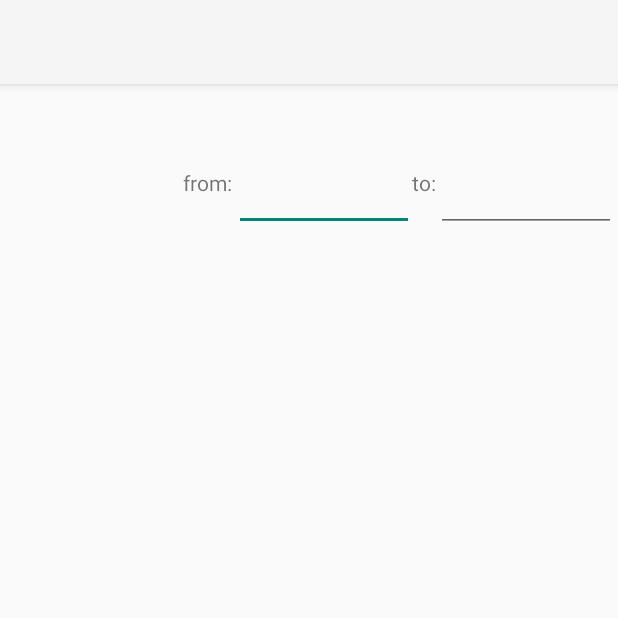
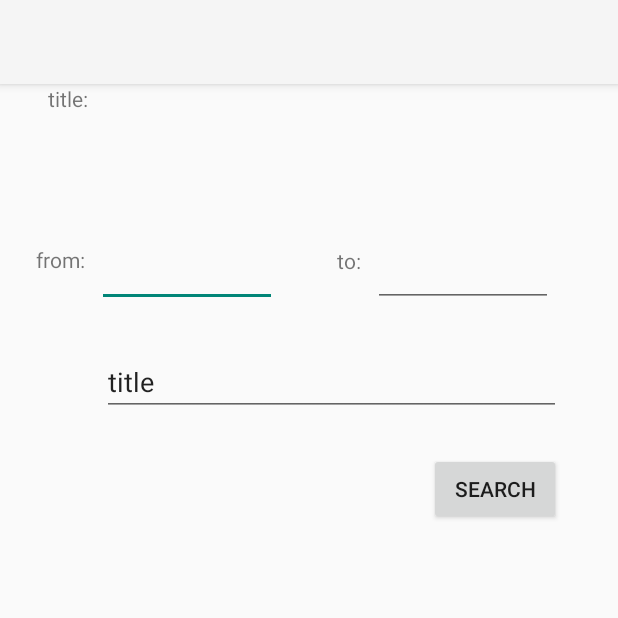
Before and after one commit to ssillanp/MovieFinder, an Android app: the screen it shows after launch (MainActivity), on a phone screen of 412 x 824 dp, the top half of it. Run offline under Robolectric (Android 15) with nearby library versions, the phone set to English and light mode, and no system bars; 4 statements that could not run were skipped.

Commit message:
Added 2nd laypout view

```diff
--- a/app/src/main/res/layout/activity_main.xml
+++ b/app/src/main/res/layout/activity_main.xml
@@ -9,58 +9,72 @@
     <Spinner
             android:layout_width="match_parent"
             android:layout_height="wrap_content" android:id="@+id/thspinner"
-            app:layout_constraintTop_toTopOf="parent"
-            app:layout_constraintBottom_toBottomOf="parent" android:layout_marginBottom="598dp"
-            app:layout_constraintStart_toStartOf="parent" app:layout_constraintEnd_toEndOf="parent"
-            app:layout_constraintHorizontal_bias="0.0" app:layout_constraintVertical_bias="0.0"
-            android:background="#A1F4FF"/>
+            android:background="#A1F4FF" android:layout_marginTop="16dp" app:layout_constraintEnd_toEndOf="parent"
+            app:layout_constraintTop_toTopOf="parent" app:layout_constraintStart_toStartOf="parent"
+            app:layout_constraintBottom_toBottomOf="parent" android:layout_marginBottom="715dp"/>
     <Spinner
-            android:layout_width="120dp"
+            android:layout_width="fill_parent"
             android:layout_height="wrap_content" android:id="@+id/datespinner"
-            app:layout_constraintTop_toTopOf="parent" android:layout_marginTop="16dp"
-            app:layout_constraintBottom_toBottomOf="parent" android:layout_marginBottom="503dp"
-            app:layout_constraintStart_toStartOf="parent" app:layout_constraintEnd_toEndOf="parent"
-            app:layout_constraintHorizontal_bias="0.0"
-            android:background="#A1F4FF" app:layout_constraintVertical_bias="0.19"/>
+            android:background="#A1F4FF"
+            app:layout_constraintStart_toStartOf="parent" android:layout_marginStart="4dp"
+            app:layout_constraintHorizontal_bias="0.5" app:layout_constraintEnd_toEndOf="parent"
+            app:layout_constraintTop_toTopOf="parent" android:layout_marginTop="64dp"
+            app:layout_constraintBottom_toBottomOf="parent" android:layout_marginBottom="667dp"/>
     <EditText
             android:layout_width="120dp"
             android:layout_height="40dp"
             android:inputType="time"
             android:ems="10"
-            android:id="@+id/fromTime" app:layout_constraintTop_toTopOf="parent"
-            app:layout_constraintEnd_toEndOf="parent" app:layout_constraintBottom_toBottomOf="@+id/showList"
-            app:layout_constraintVertical_bias="0.081"
-            app:layout_constraintStart_toEndOf="@+id/datespinner" app:layout_constraintHorizontal_bias="0.21"/>
+            android:id="@+id/fromTime"
+            app:layout_constraintStart_toEndOf="@+id/textViewFrom"
+            android:layout_marginStart="8dp" app:layout_constraintTop_toTopOf="parent"
+            app:layout_constraintBottom_toBottomOf="parent" app:layout_constraintVertical_bias="0.149"/>
     <EditText
             android:layout_width="120dp"
             android:layout_height="40dp"
             android:inputType="time"
             android:ems="10"
             android:id="@+id/toTime"
-            app:layout_constraintTop_toTopOf="parent"
+            app:layout_constraintStart_toEndOf="@+id/textViewTo"
+            android:layout_marginStart="8dp" app:layout_constraintTop_toTopOf="parent"
             app:layout_constraintBottom_toBottomOf="parent" app:layout_constraintEnd_toEndOf="parent"
-            app:layout_constraintVertical_bias="0.081" app:layout_constraintStart_toEndOf="@+id/fromTime"
-            app:layout_constraintHorizontal_bias="0.933"/>
-    <ListView
-            android:layout_width="410dp"
-            android:layout_height="600dp"
-            app:layout_constraintTop_toTopOf="parent"
-            android:layout_marginTop="100dp" app:layout_constraintBottom_toBottomOf="parent"
-            app:layout_constraintStart_toStartOf="parent" app:layout_constraintEnd_toEndOf="parent"
-            android:id="@+id/showList" android:scrollbars="vertical" app:layout_constraintHorizontal_bias="0.0"
-            app:layout_constraintVertical_bias="0.854"/>
+            app:layout_constraintHorizontal_bias="0.0" app:layout_constraintVertical_bias="0.149"/>
     <TextView
             android:text="to:"
             android:layout_width="wrap_content"
             android:layout_height="wrap_content" android:id="@+id/textViewTo"
-            app:layout_constraintTop_toTopOf="parent" app:layout_constraintEnd_toStartOf="@+id/toTime"
-            app:layout_constraintStart_toEndOf="@+id/fromTime" app:layout_constraintBottom_toBottomOf="parent"
-            app:layout_constraintHorizontal_bias="1.0" app:layout_constraintVertical_bias="0.075"/>
+            app:layout_constraintStart_toEndOf="@+id/fromTime"
+            android:layout_marginStart="40dp" app:layout_constraintTop_toTopOf="parent"
+            app:layout_constraintBottom_toBottomOf="parent" app:layout_constraintVertical_bias="0.144"/>
     <TextView
             android:text="from:"
             android:layout_width="wrap_content"
             android:layout_height="wrap_content" android:id="@+id/textViewFrom"
-            app:layout_constraintEnd_toStartOf="@+id/fromTime" app:layout_constraintStart_toStartOf="parent"
-            app:layout_constraintTop_toTopOf="parent" app:layout_constraintBottom_toBottomOf="parent"
-            app:layout_constraintHorizontal_bias="0.991" app:layout_constraintVertical_bias="0.075"/>
+            app:layout_constraintStart_toStartOf="parent"
+            android:layout_marginStart="24dp" app:layout_constraintTop_toTopOf="parent"
+            app:layout_constraintBottom_toBottomOf="parent" app:layout_constraintVertical_bias="0.143"/>
+    <EditText
+            android:layout_width="306dp"
+            android:layout_height="39dp"
+            android:inputType="textPersonName"
+            android:text="title"
+            android:ems="10"
+            android:id="@+id/editTextTextPersonName"
+            app:layout_constraintBottom_toBottomOf="parent" app:layout_constraintEnd_toEndOf="parent"
+            app:layout_constraintStart_toStartOf="parent" app:layout_constraintTop_toBottomOf="@+id/fromTime"
+            app:layout_constraintHorizontal_bias="0.64" app:layout_constraintVertical_bias="0.058"/>
+    <TextView
+            android:text="title:"
+            android:layout_width="wrap_content"
+            android:layout_height="wrap_content" android:id="@+id/textViewtitle" tools:layout_editor_absoluteY="166dp"
+            app:layout_constraintEnd_toStartOf="@+id/editTextTextPersonName"
+            app:layout_constraintStart_toStartOf="parent" app:layout_constraintHorizontal_bias="0.775"/>
+    <Button
+            android:layout_width="wrap_content"
+            android:layout_height="wrap_content" android:id="@+id/search"
+            app:layout_constraintTop_toBottomOf="@+id/editTextTextPersonName"
+            app:layout_constraintBottom_toBottomOf="parent" app:layout_constraintEnd_toEndOf="parent"
+            app:layout_constraintStart_toStartOf="parent" app:layout_constraintHorizontal_bias="0.882"
+            app:layout_constraintVertical_bias="0.049" app:icon="@android:drawable/ic_menu_search"
+            android:text="search"/>
 </androidx.constraintlayout.widget.ConstraintLayout>
```
Also changed, not shown: app/src/main/AndroidManifest.xml (+6 -3 lines), app/src/main/java/com/example/moviefinder/MainActivity.java (+5 -5 lines), app/src/main/java/com/example/moviefinder/MainActivityListMovies.java (added, +28 -0 lines), app/src/main/res/layout/activity_main_list_movies.xml (added, +16 -0 lines).
